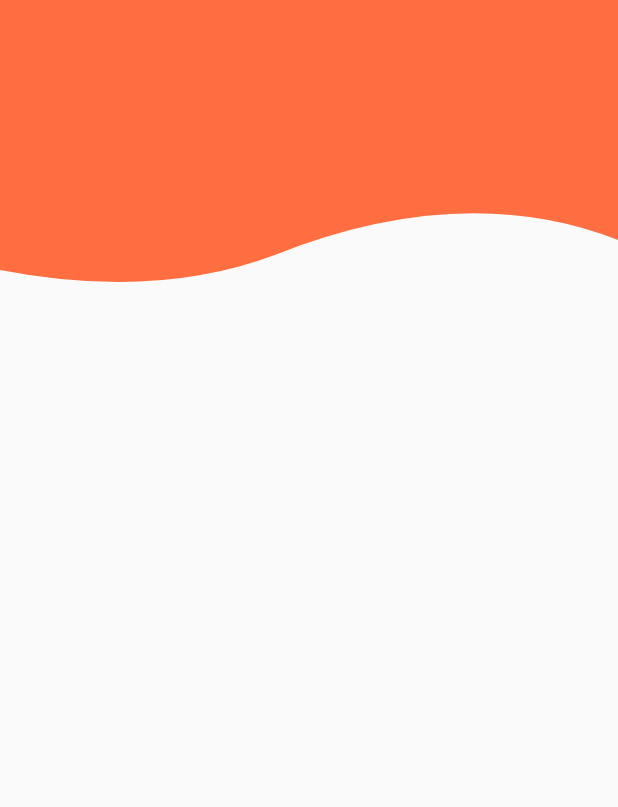
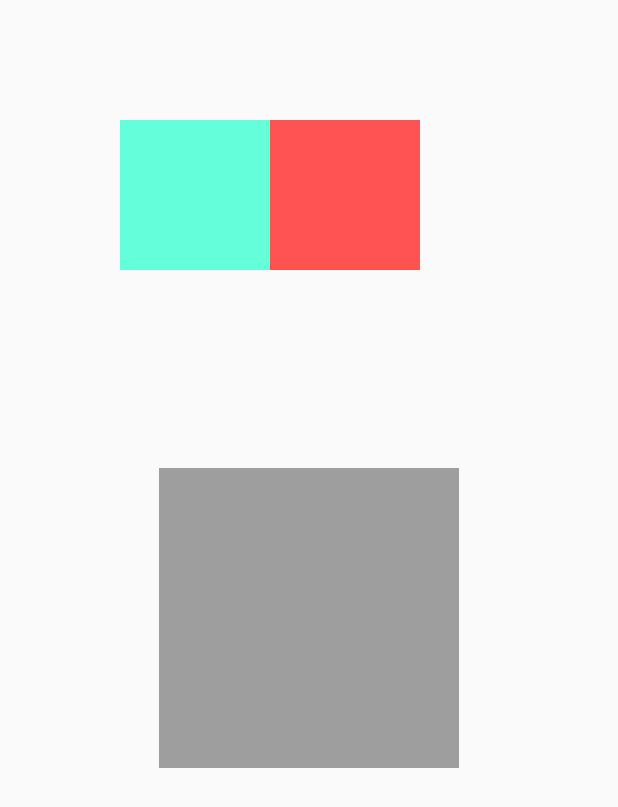
Before and after one commit to itxing666/flutter_demo2, a Flutter app: the screen it shows after launch, on a phone screen of 412 x 824 dp. Shown: the top 807 px of the screen. Run offline on Flutter 3.47's test engine with Material 2 defaults, Android fonts, the phone set to English and light mode, and no system bars.

Commit message:
拖拽控件

```diff
--- /dev/null
+++ b/lib/draggable_demo.dart
@@ -0,0 +1,44 @@
+import 'package:flutter/material.dart';
+import 'package:flutter_demo2/draggle_widget.dart';
+
+class DraggableDemo extends StatefulWidget {
+  DraggableDemo({Key key}) : super(key: key);
+
+  @override
+  _DraggableDemoState createState() => _DraggableDemoState();
+}
+
+class _DraggableDemoState extends State<DraggableDemo> {
+
+  Color _draggableColor = Colors.grey;
+
+  @override
+  Widget build(BuildContext context) {
+    return Scaffold(
+      body: Stack(children: <Widget>[
+        DraggableWidget(
+          offset: Offset(80.0, 80.0),
+          widgetColor: Colors.tealAccent,
+        ),
+        DraggableWidget(
+          offset: Offset(180.0, 80.0),
+          widgetColor: Colors.redAccent,
+        ),
+        Center(
+          child: DragTarget(
+            onAccept: (Color color) {
+              _draggableColor = color;
+            },
+            builder: (context, candidateData, rejectedData) {
+              return Container(
+                width: 200.0,
+                height: 200.0,
+                color: _draggableColor,
+              );
+            },
+          ),
+        )
+      ],),
+    );
+  }
+}
--- /dev/null
+++ b/lib/draggle_widget.dart
@@ -0,0 +1,43 @@
+import 'package:flutter/material.dart';
+
+class DraggableWidget extends StatefulWidget {
+  final Offset offset;
+  final Color widgetColor;
+  const DraggableWidget({Key key, this.offset, this.widgetColor}):super(key:key);
+  _DraggableWidgetState createState() => _DraggableWidgetState();
+}
+
+class _DraggableWidgetState extends State<DraggableWidget> {
+  Offset offset = Offset(0.0,0.0);
+  @override
+  void initState() {
+    super.initState();
+    offset = widget.offset;
+  }
+
+  @override
+  Widget build(BuildContext context) {
+   return Positioned(
+     left: offset.dx,
+     top:offset.dy,
+     child: Draggable(
+       data:widget.widgetColor,
+       child: Container(
+         width: 100,
+         height: 100,
+         color:widget.widgetColor,
+       ),
+       feedback:Container(
+         width: 100.0,
+         height: 100.0,
+         color: widget.widgetColor.withOpacity(0.5),
+       ),
+       onDraggableCanceled: (Velocity velocity, Offset offset){
+         setState(() {
+            this.offset = offset;
+         });
+       },
+     ),
+   );
+  }
+}
--- a/lib/main.dart
+++ b/lib/main.dart
@@ -1,6 +1,7 @@
 import 'package:flutter/material.dart';
 import 'package:flutter_demo2/bottom_appbar_demo.dart';
 import 'package:flutter_demo2/bottom_navigation_wiget.dart';
+import 'package:flutter_demo2/draggable_demo.dart';
 import 'package:flutter_demo2/expansionTileDemo.dart';
 import 'package:flutter_demo2/expansion_panel_list.dart';
 import 'package:flutter_demo2/first_page.dart';
@@ -31,7 +32,7 @@ class MyApp extends StatelessWidget {
         // is not restarted.
         primarySwatch: Colors.blue,
       ),
-      home: HomePage(),
+      home: DraggableDemo(),
     );
   }
 }
```
